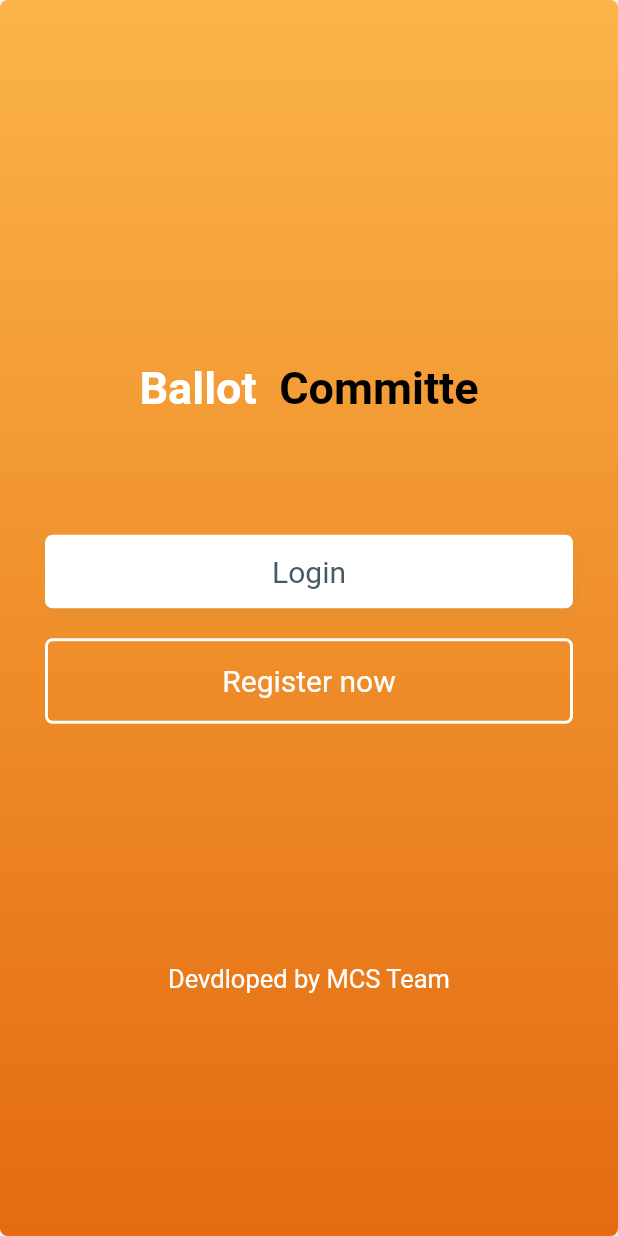
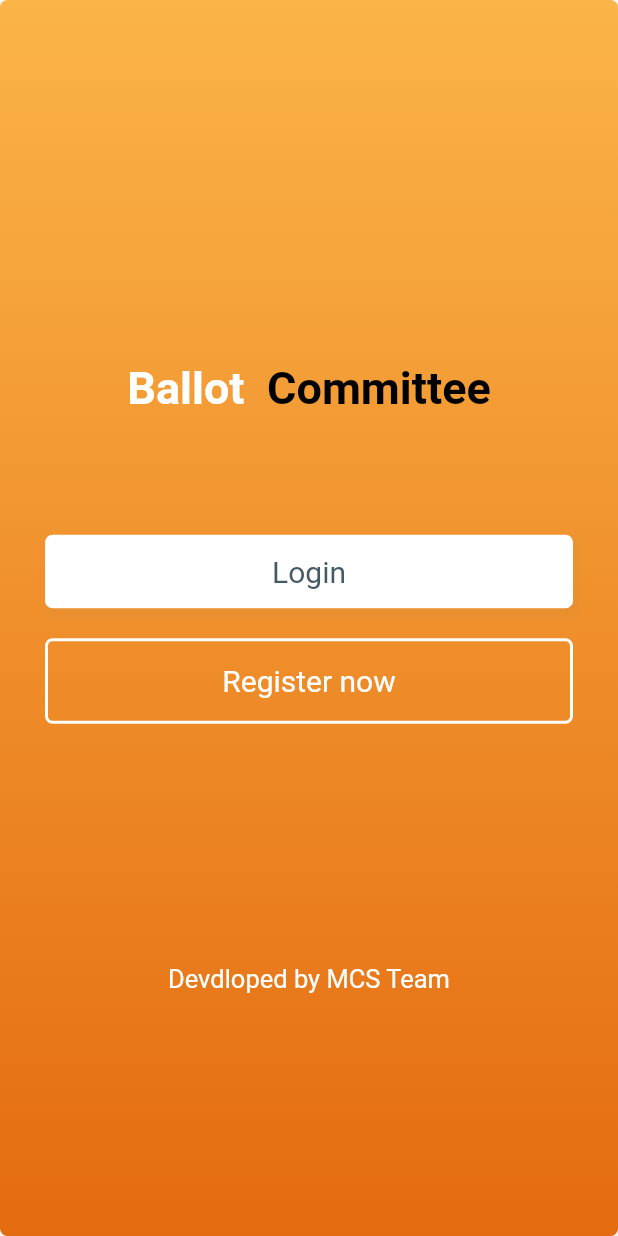
Before and after one commit to usmanniqbal/kamayti-app, a Flutter app: the screen it shows after launch, on a phone screen of 412 x 824 dp. Run offline on Flutter 3.47's test engine with Material 2 defaults, Android fonts, the phone set to English and light mode, and no system bars; our stand-ins replace cloud_firestore, firebase_auth, firebase_core, google_fonts, google_sign_in, shimmer and 1 more; accounts and stored records are empty.

Commit message:
misc changes

```diff
--- a/lib/src/WelcomePage.dart
+++ b/lib/src/WelcomePage.dart
@@ -139,7 +139,7 @@ class _WelcomePageState extends State<WelcomePage> {
               color: Colors.white),
           children: [
             TextSpan(
-                text: 'Committe',
+                text: 'Committee',
                 style: TextStyle(color: Colors.black, fontSize: 30))
           ]
       ),
```
